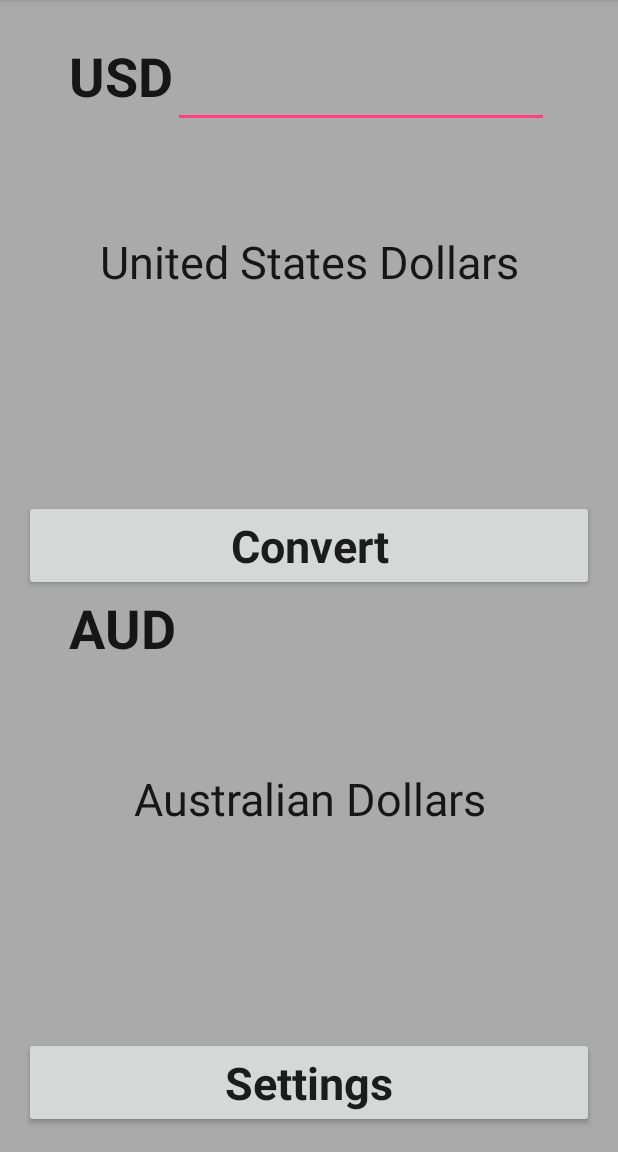
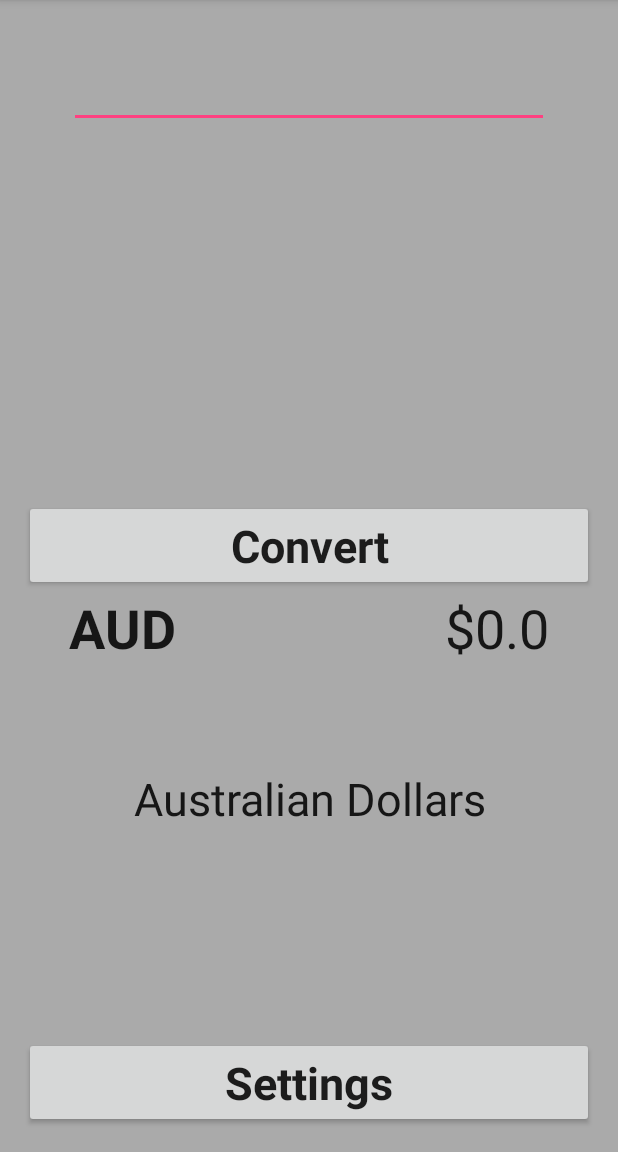
Before and after one commit to KyeCook/kyeCook_UtilityApp_AssignOne, an Android app: the screen it shows after launch (MainActivity), after a tap on "Convert", on a phone screen of 412 x 824 dp, the part 84-1236 px from its top. Run offline under Robolectric (Android 15) with nearby library versions, the phone set to English and light mode, and no system bars; 1 statement that could not run was skipped.

Commit message:
Added in shared preferences

```diff
--- a/app/src/main/AndroidManifest.xml
+++ b/app/src/main/AndroidManifest.xml
@@ -15,6 +15,7 @@
                 <category android:name="android.intent.category.LAUNCHER" />
             </intent-filter>
         </activity>
+        <activity android:name=".settingsActivity"></activity>
     </application>
 
 </manifest>
--- a/app/src/main/java/com/example/kyecook/kyecook_utilityapp/MainActivity.java
+++ b/app/src/main/java/com/example/kyecook/kyecook_utilityapp/MainActivity.java
@@ -1,5 +1,7 @@
 package com.example.kyecook.kyecook_utilityapp;
 
+import android.content.Intent;
+import android.content.SharedPreferences;
 import android.support.v7.app.AppCompatActivity;
 import android.os.Bundle;
 import android.text.Editable;
@@ -9,20 +11,31 @@ import android.widget.Button;
 import android.widget.EditText;
 import android.widget.TextView;
 
+//todo make settings go into top menu bar using <menu> within xml file
+
 public class MainActivity extends AppCompatActivity {
 
     private TextView countryToBeConverted;
+    private TextView countryToBeConvertedString;
+
     private TextView convertedCurrency;
     private EditText moneyToConvert;
-    private float currency;
+    private double currency;
+
+    private SharedPreferences preferences;
+
+//    TODO use shared preferences to set country/currency that is to be converted
 
     @Override
     protected void onCreate(Bundle savedInstanceState) {
         super.onCreate(savedInstanceState);
         setContentView(R.layout.activity_main);
 
+        preferences = getSharedPreferences("countryPreferences", MODE_PRIVATE);
+
 
         countryToBeConverted = (TextView) findViewById(R.id.countryToBeConverted);
+        countryToBeConvertedString = (TextView) findViewById(R.id.countryToBeConvertedString);
         convertedCurrency = (TextView) findViewById(R.id.convertedCurrency);
         moneyToConvert = (EditText) findViewById(R.id.moneyToConvertInput);
 
@@ -42,7 +55,7 @@ public class MainActivity extends AppCompatActivity {
 
                     currency = Integer.parseInt(s.toString());
 
-                    convertedCurrency.setText(String.valueOf("$" + currency));
+//                    convertedCurrency.setText(String.valueOf("$" + currency));
 
                 } catch (Exception e) {
 
@@ -55,14 +68,35 @@ public class MainActivity extends AppCompatActivity {
             }
         });
 
+
         conversionButton.setOnClickListener(new View.OnClickListener() {
             @Override
             public void onClick(View v) {
 //                This is the segment for the conversion button. It loads the 'convert' method.
 
+                double currencyToConvert = Double.parseDouble(preferences.getString("countryCurrency",""));
+
+                String convertedCurrencyString = '$' + String.valueOf(currency * currencyToConvert);
+
+                convertedCurrency.setText(convertedCurrencyString);
 
             }
         });
 
     }
+
+    @Override
+    protected void onStart() {
+        super.onStart();
+
+        countryToBeConverted.setText(preferences.getString("currency", ""));
+        countryToBeConvertedString.setText(preferences.getString("country", ""));
+
+    }
+
+    public void settingsHandler(View view) {
+        Intent intent = new Intent(this, settingsActivity.class);
+        startActivity(intent);
+    }
+
 }
--- a/app/src/main/res/layout/activity_main.xml
+++ b/app/src/main/res/layout/activity_main.xml
@@ -11,6 +11,7 @@
     android:paddingTop="@dimen/activity_vertical_margin"
     tools:context="com.example.kyecook.kyecook_utilityapp.MainActivity"
     android:background="@color/colorPrimaryDark">
+
 
     <LinearLayout
         android:layout_width="match_parent"
@@ -29,6 +30,7 @@
             android:textStyle="normal|bold" />
 
         <EditText
+            android:inputType="number"
             android:layout_width="match_parent"
             android:layout_height="wrap_content"
             android:layout_marginRight="30dp"
@@ -114,6 +116,7 @@
             android:layout_gravity="bottom"
             android:textAppearance="@style/TextAppearance.AppCompat.Large"
             android:textStyle="normal|bold"
-            android:textSize="30sp" />
+            android:textSize="30sp"
+            android:onClick="settingsHandler" />
     </LinearLayout>
 </LinearLayout>
--- a/app/src/main/res/values/strings.xml
+++ b/app/src/main/res/values/strings.xml
@@ -6,4 +6,6 @@
     <string name="convertButtonText">Convert</string>
     <string name="aud">AUD</string>
     <string name="usd">USD</string>
+    <string name="euros_conversion">Euros Conversion</string>
+    <string name="usd_conversion">USD Conversion</string>
 </resources>
```
Also changed, not shown: app/src/main/java/com/example/kyecook/kyecook_utilityapp/settingsActivity.java (added, +89 -0 lines), app/src/main/res/layout/activity_settings.xml (added, +45 -0 lines).
